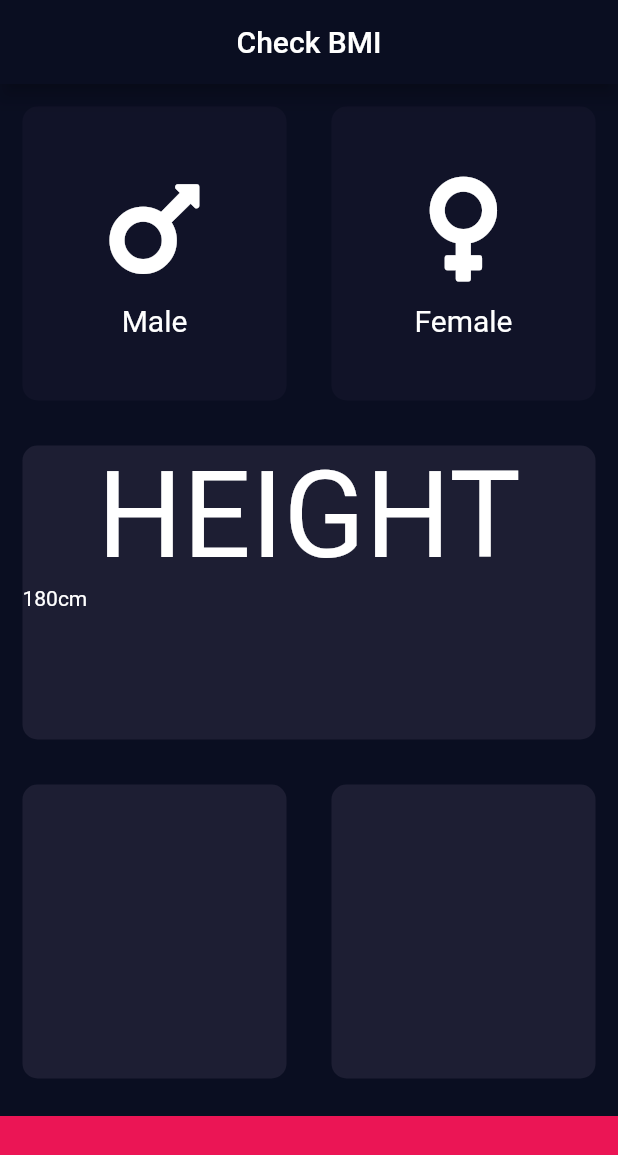
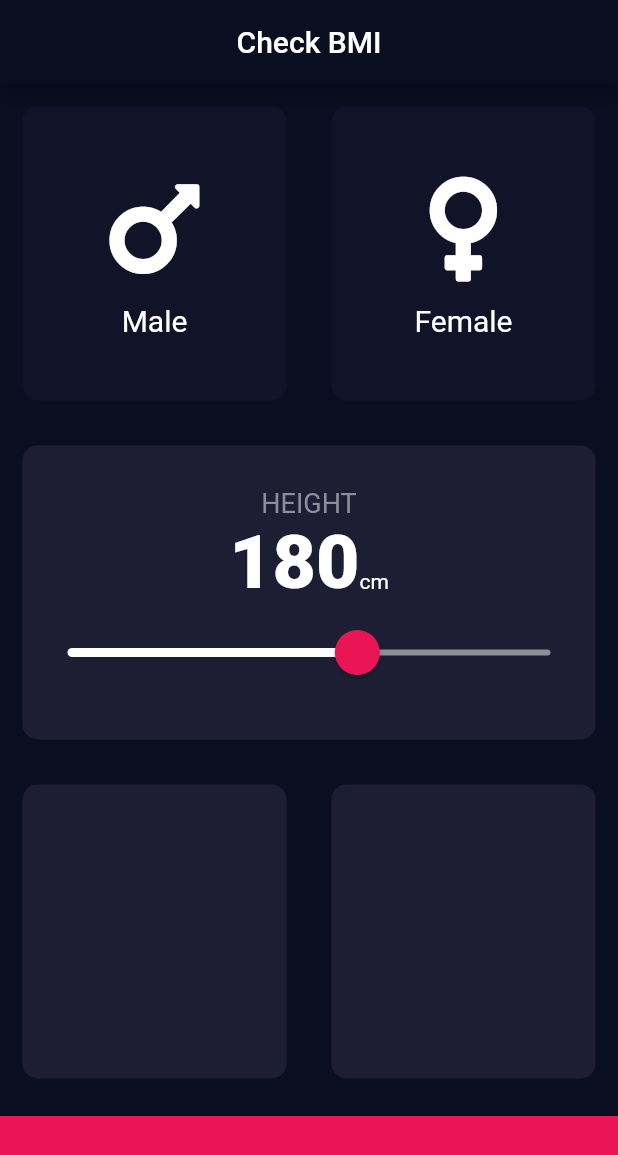
Before and after one commit to vikilinho/mybmi, a Flutter app: the screen it shows after launch, on a phone screen of 412 x 824 dp. Shown: the top 1155 px of the screen. Run offline on Flutter 3.47's test engine with Material 2 defaults, Android fonts, the phone set to English and light mode, and no system bars; our stand-ins replace font_awesome_flutter.

Commit message:
1/6/2021

```diff
--- a/lib/bmipage.dart
+++ b/lib/bmipage.dart
@@ -16,6 +16,7 @@ class BMIPage extends StatefulWidget {
 
 class _BMIPageState extends State<BMIPage> {
   Gender selectedGender;
+  int height = 180;
 
   @override
   Widget build(BuildContext context) {
@@ -73,17 +74,47 @@ class _BMIPageState extends State<BMIPage> {
               Expanded(
                 child: BoxContainer(
                   cardChild: Column(
+                    mainAxisAlignment: MainAxisAlignment.center,
                     children: [
                       Text("HEIGHT",
-                          style: TextStyle(fontSize: 80, color: Colors.white)),
+                          style: TextStyle(
+                              fontSize: 18, color: Color(0xFF8D8E98))),
                       Row(
+                        crossAxisAlignment: CrossAxisAlignment.baseline,
+                        mainAxisAlignment: MainAxisAlignment.center,
+                        textBaseline: TextBaseline.alphabetic,
                         children: [
-                          Text("180"),
+                          Text(height.toString(),
+                              style: TextStyle(
+                                  fontSize: 50.0, fontWeight: FontWeight.w900)),
                           Text(
                             "cm",
                             style: TextStyle(fontSize: 14),
                           ),
                         ],
+                      ),
+                      //To make the slider adjust the height string, simply set it as a variable and use the variable in the slider
+                      SliderTheme(
+                        data: SliderTheme.of(context).copyWith(
+                          activeTrackColor: Colors.white,
+                          overlayColor: Color(0x29EB1555),
+                          thumbColor: Color(0xFFEB1555),
+                          inactiveTrackColor: Color(0xFF8D8E98),
+                          thumbShape:
+                              RoundSliderThumbShape(enabledThumbRadius: 15.0),
+                          overlayShape:
+                              RoundSliderOverlayShape(overlayRadius: 30.0),
+                        ),
+                        child: Slider(
+                          value: height.toDouble(),
+                          min: 120.0,
+                          max: 220.0,
+                          onChanged: (double newValue) {
+                            setState(() {
+                              height = newValue.round();
+                            });
+                          },
+                        ),
                       )
                     ],
                   ),
@@ -92,6 +123,7 @@ class _BMIPageState extends State<BMIPage> {
               ),
               Expanded(
                 child: Row(
+                  crossAxisAlignment: CrossAxisAlignment.center,
                   children: [
                     Expanded(
                       child: BoxContainer(
```
